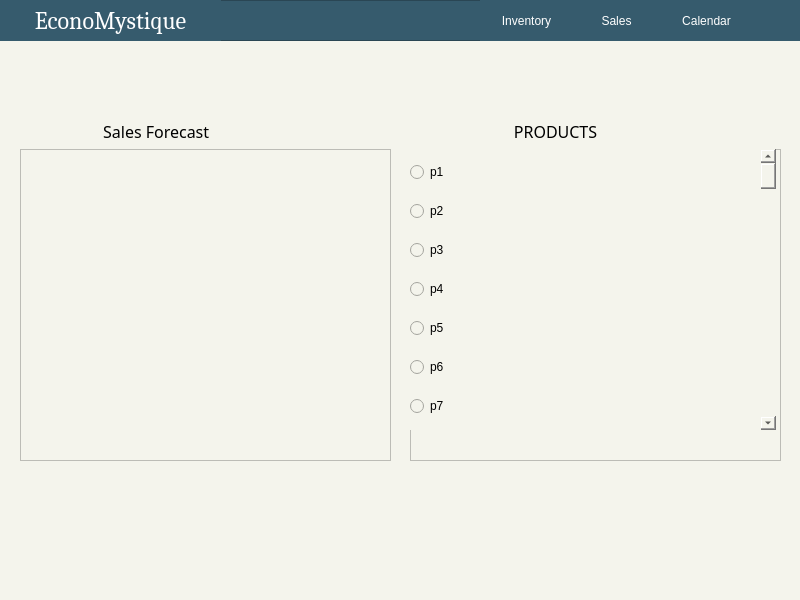
This is salesForecast.ui in ongchangco/Economystique2 as Qt 5 draws it before an edit. The edited form follows.
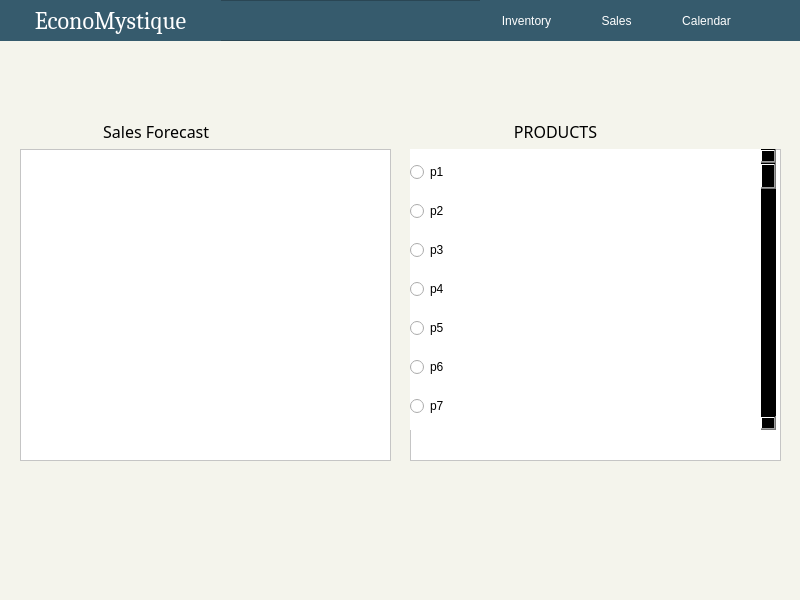
This is the edited form. Icons and pictures are not drawn.

Commit message: replaced windows as widgets

```diff
--- a/salesForecast.ui
+++ b/salesForecast.ui
@@ -1,7 +1,7 @@
 <?xml version="1.0" encoding="UTF-8"?>
 <ui version="4.0">
  <class>SalesForecast</class>
- <widget class="QMainWindow" name="SalesForecast">
+ <widget class="QWidget" name="SalesForecast">
   <property name="geometry">
    <rect>
     <x>0</x>
@@ -10,421 +10,6 @@
     <height>600</height>
    </rect>
   </property>
-  <property name="palette">
-   <palette>
-    <active>
-     <colorrole role="WindowText">
-      <brush brushstyle="SolidPattern">
-       <color alpha="255">
-        <red>0</red>
-        <green>0</green>
-        <blue>0</blue>
-       </color>
-      </brush>
-     </colorrole>
-     <colorrole role="Button">
-      <brush brushstyle="SolidPattern">
-       <color alpha="255">
-        <red>244</red>
-        <green>244</green>
-        <blue>236</blue>
-       </color>
-      </brush>
-     </colorrole>
-     <colorrole role="Light">
-      <brush brushstyle="SolidPattern">
-       <color alpha="255">
-        <red>255</red>
-        <green>255</green>
-        <blue>255</blue>
-       </color>
-      </brush>
-     </colorrole>
-     <colorrole role="Midlight">
-      <brush brushstyle="SolidPattern">
-       <color alpha="255">
-        <red>251</red>
-        <green>249</green>
-        <blue>247</blue>
-       </color>
-      </brush>
-     </colorrole>
-     <colorrole role="Dark">
-      <brush brushstyle="SolidPattern">
-       <color alpha="255">
-        <red>123</red>
-        <green>122</green>
-        <blue>119</blue>
-       </color>
-      </brush>
-     </colorrole>
-     <colorrole role="Mid">
-      <brush brushstyle="SolidPattern">
-       <color alpha="255">
-        <red>165</red>
-        <green>163</green>
-        <blue>159</blue>
-       </color>
-      </brush>
-     </colorrole>
-     <colorrole role="Text">
-      <brush brushstyle="SolidPattern">
-       <color alpha="255">
-        <red>0</red>
-        <green>0</green>
-        <blue>0</blue>
-       </color>
-      </brush>
-     </colorrole>
-     <colorrole role="BrightText">
-      <brush brushstyle="SolidPattern">
-       <color alpha="255">
-        <red>255</red>
-        <green>255</green>
-        <blue>255</blue>
-       </color>
-      </brush>
-     </colorrole>
-     <colorrole role="ButtonText">
-      <brush brushstyle="SolidPattern">
-       <color alpha="255">
-        <red>0</red>
-        <green>0</green>
-        <blue>0</blue>
-       </color>
-      </brush>
-     </colorrole>
-     <colorrole role="Base">
-      <brush brushstyle="SolidPattern">
-       <color alpha="255">
-        <red>244</red>
-        <green>244</green>
-        <blue>236</blue>
-       </color>
-      </brush>
-     </colorrole>
-     <colorrole role="Window">
-      <brush brushstyle="SolidPattern">
-       <color alpha="255">
-        <red>244</red>
-        <green>244</green>
-        <blue>236</blue>
-       </color>
-      </brush>
-     </colorrole>
-     <colorrole role="Shadow">
-      <brush brushstyle="SolidPattern">
-       <color alpha="255">
-        <red>0</red>
-        <green>0</green>
-        <blue>0</blue>
-       </color>
-      </brush>
-     </colorrole>
-     <colorrole role="AlternateBase">
-      <brush brushstyle="SolidPattern">
-       <color alpha="255">
-        <red>251</red>
-        <green>249</green>
-        <blue>247</blue>
-       </color>
-      </brush>
-     </colorrole>
-     <colorrole role="ToolTipBase">
-      <brush brushstyle="SolidPattern">
-       <color alpha="255">
-        <red>255</red>
-        <green>255</green>
-        <blue>220</blue>
-       </color>
-      </brush>
-     </colorrole>
-     <colorrole role="ToolTipText">
-      <brush brushstyle="SolidPattern">
-       <color alpha="255">
-        <red>0</red>
-        <green>0</green>
-        <blue>0</blue>
-       </color>
-      </brush>
-     </colorrole>
-    </active>
-    <inactive>
-     <colorrole role="WindowText">
-      <brush brushstyle="SolidPattern">
-       <color alpha="255">
-        <red>0</red>
-        <green>0</green>
-        <blue>0</blue>
-       </color>
-      </brush>
-     </colorrole>
-     <colorrole role="Button">
-      <brush brushstyle="SolidPattern">
-       <color alpha="255">
-        <red>244</red>
-        <green>244</green>
-        <blue>236</blue>
-       </color>
-      </brush>
-     </colorrole>
-     <colorrole role="Light">
-      <brush brushstyle="SolidPattern">
-       <color alpha="255">
-        <red>255</red>
-        <green>255</green>
-        <blue>255</blue>
-       </color>
-      </brush>
-     </colorrole>
-     <colorrole role="Midlight">
-      <brush brushstyle="SolidPattern">
-       <color alpha="255">
-        <red>251</red>
-        <green>249</green>
-        <blue>247</blue>
-       </color>
-      </brush>
-     </colorrole>
-     <colorrole role="Dark">
-      <brush brushstyle="SolidPattern">
-       <color alpha="255">
-        <red>123</red>
-        <green>122</green>
-        <blue>119</blue>
-       </color>
-      </brush>
-     </colorrole>
-     <colorrole role="Mid">
-      <brush brushstyle="SolidPattern">
-       <color alpha="255">
-        <red>165</red>
-        <green>163</green>
-        <blue>159</blue>
-       </color>
-      </brush>
-     </colorrole>
-     <colorrole role="Text">
-      <brush brushstyle="SolidPattern">
-       <color alpha="255">
-        <red>0</red>
-        <green>0</green>
-        <blue>0</blue>
-       </color>
-      </brush>
-     </colorrole>
-     <colorrole role="BrightText">
-      <brush brushstyle="SolidPattern">
-       <color alpha="255">
-        <red>255</red>
-        <green>255</green>
-        <blue>255</blue>
-       </color>
-      </brush>
-     </colorrole>
-     <colorrole role="ButtonText">
-      <brush brushstyle="SolidPattern">
-       <color alpha="255">
-        <red>0</red>
-        <green>0</green>
-        <blue>0</blue>
-       </color>
-      </brush>
-     </colorrole>
-     <colorrole role="Base">
-      <brush brushstyle="SolidPattern">
-       <color alpha="255">
-        <red>244</red>
-        <green>244</green>
-        <blue>236</blue>
-       </color>
-      </brush>
-     </colorrole>
-     <colorrole role="Window">
-      <brush brushstyle="SolidPattern">
-       <color alpha="255">
-        <red>244</red>
-        <green>244</green>
-        <blue>236</blue>
-       </color>
-      </brush>
-     </colorrole>
-     <colorrole role="Shadow">
-      <brush brushstyle="SolidPattern">
-       <color alpha="255">
-        <red>0</red>
-        <green>0</green>
-        <blue>0</blue>
-       </color>
-      </brush>
-     </colorrole>
-     <colorrole role="AlternateBase">
-      <brush brushstyle="SolidPattern">
-       <color alpha="255">
-        <red>251</red>
-        <green>249</green>
-        <blue>247</blue>
-       </color>
-      </brush>
-     </colorrole>
-     <colorrole role="ToolTipBase">
-      <brush brushstyle="SolidPattern">
-       <color alpha="255">
-        <red>255</red>
-        <green>255</green>
-        <blue>220</blue>
-       </color>
-      </brush>
-     </colorrole>
-     <colorrole role="ToolTipText">
-      <brush brushstyle="SolidPattern">
-       <color alpha="255">
-        <red>0</red>
-        <green>0</green>
-        <blue>0</blue>
-       </color>
-      </brush>
-     </colorrole>
-    </inactive>
-    <disabled>
-     <colorrole role="WindowText">
-      <brush brushstyle="SolidPattern">
-       <color alpha="255">
-        <red>0</red>
-        <green>0</green>
-        <blue>0</blue>
-       </color>
-      </brush>
-     </colorrole>
-     <colorrole role="Button">
-      <brush brushstyle="SolidPattern">
-       <color alpha="255">
-        <red>244</red>
-        <green>244</green>
-        <blue>236</blue>
-       </color>
-      </brush>
-     </colorrole>
-     <colorrole role="Light">
-      <brush brushstyle="SolidPattern">
-       <color alpha="255">
-        <red>255</red>
-        <green>255</green>
-        <blue>255</blue>
-       </color>
-      </brush>
-     </colorrole>
-     <colorrole role="Midlight">
-      <brush brushstyle="SolidPattern">
-       <color alpha="255">
-        <red>251</red>
-        <green>249</green>
-        <blue>247</blue>
-       </color>
-      </brush>
-     </colorrole>
-     <colorrole role="Dark">
-      <brush brushstyle="SolidPattern">
-       <color alpha="255">
-        <red>123</red>
-        <green>122</green>
-        <blue>119</blue>
-       </color>
-      </brush>
-     </colorrole>
-     <colorrole role="Mid">
-      <brush brushstyle="SolidPattern">
-       <color alpha="255">
-        <red>165</red>
-        <green>163</green>
-        <blue>159</blue>
-       </color>
-      </brush>
-     </colorrole>
-     <colorrole role="Text">
-      <brush brushstyle="SolidPattern">
-       <color alpha="255">
-        <red>0</red>
-        <green>0</green>
-        <blue>0</blue>
-       </color>
-      </brush>
-     </colorrole>
-     <colorrole role="BrightText">
-      <brush brushstyle="SolidPattern">
-       <color alpha="255">
-        <red>255</red>
-        <green>255</green>
-        <blue>255</blue>
-       </color>
-      </brush>
-     </colorrole>
-     <colorrole role="ButtonText">
-      <brush brushstyle="SolidPattern">
-       <color alpha="255">
-        <red>0</red>
-        <green>0</green>
-        <blue>0</blue>
-       </color>
-      </brush>
-     </colorrole>
-     <colorrole role="Base">
-      <brush brushstyle="SolidPattern">
-       <color alpha="255">
-        <red>244</red>
-        <green>244</green>
-        <blue>236</blue>
-       </color>
-      </brush>
-     </colorrole>
-     <colorrole role="Window">
-      <brush brushstyle="SolidPattern">
-       <color alpha="255">
-        <red>244</red>
-        <green>244</green>
-        <blue>236</blue>
-       </color>
-      </brush>
-     </colorrole>
-     <colorrole role="Shadow">
-      <brush brushstyle="SolidPattern">
-       <color alpha="255">
-        <red>0</red>
-        <green>0</green>
-        <blue>0</blue>
-       </color>
-      </brush>
-     </colorrole>
-     <colorrole role="AlternateBase">
-      <brush brushstyle="SolidPattern">
-       <color alpha="255">
-        <red>247</red>
-        <green>244</green>
-        <blue>239</blue>
-       </color>
-      </brush>
-     </colorrole>
-     <colorrole role="ToolTipBase">
-      <brush brushstyle="SolidPattern">
-       <color alpha="255">
-        <red>255</red>
-        <green>255</green>
-        <blue>220</blue>
-       </color>
-      </brush>
-     </colorrole>
-     <colorrole role="ToolTipText">
-      <brush brushstyle="SolidPattern">
-       <color alpha="255">
-        <red>0</red>
-        <green>0</green>
-        <blue>0</blue>
-       </color>
-      </brush>
-     </colorrole>
-    </disabled>
-   </palette>
-  </property>
   <property name="windowTitle">
    <string>EconoMystique</string>
   </property>
@@ -438,144 +23,6 @@
 color: black;
 </string>
   </property>
-  <widget class="QWidget" name="centralwidget">
-   <widget class="QWidget" name="verticalLayoutWidget_2">
-    <property name="geometry">
-     <rect>
-      <x>410</x>
-      <y>120</y>
-      <width>371</width>
-      <height>341</height>
-     </rect>
-    </property>
-    <layout class="QVBoxLayout" name="verticalLayout_2" stretch="0,3">
-     <item>
-      <widget class="QLabel" name="productsLabel">
-       <property name="font">
-        <font>
-         <family>Sans Serif Collection</family>
-         <pointsize>12</pointsize>
-        </font>
-       </property>
-       <property name="text">
-        <string>                         PRODUCTS</string>
-       </property>
-      </widget>
-     </item>
-     <item>
-      <widget class="QFrame" name="frame">
-       <property name="frameShape">
-        <enum>QFrame::StyledPanel</enum>
-       </property>
-       <property name="frameShadow">
-        <enum>QFrame::Raised</enum>
-       </property>
-       <widget class="QScrollBar" name="verticalScrollBar">
-        <property name="geometry">
-         <rect>
-          <x>350</x>
-          <y>0</y>
-          <width>16</width>
-          <height>281</height>
-         </rect>
-        </property>
-        <property name="orientation">
-         <enum>Qt::Vertical</enum>
-        </property>
-       </widget>
-       <widget class="QWidget" name="verticalLayoutWidget">
-        <property name="geometry">
-         <rect>
-          <x>0</x>
-          <y>0</y>
-          <width>351</width>
-          <height>281</height>
-         </rect>
-        </property>
-        <layout class="QVBoxLayout" name="verticalLayout">
-         <item>
-          <widget class="QRadioButton" name="radioButton">
-           <property name="text">
-            <string>p1</string>
-           </property>
-          </widget>
-         </item>
-         <item>
-          <widget class="QRadioButton" name="radioButton_2">
-           <property name="text">
-            <string>p2</string>
-           </property>
-          </widget>
-         </item>
-         <item>
-          <widget class="QRadioButton" name="radioButton_3">
-           <property name="text">
-            <string>p3</string>
-           </property>
-          </widget>
-         </item>
-         <item>
-          <widget class="QRadioButton" name="radioButton_4">
-           <property name="text">
-            <string>p4</string>
-           </property>
-          </widget>
-         </item>
-         <item>
-          <widget class="QRadioButton" name="radioButton_5">
-           <property name="text">
-            <string>p5</string>
-           </property>
-          </widget>
-         </item>
-         <item>
-          <widget class="QRadioButton" name="radioButton_6">
-           <property name="text">
-            <string>p6</string>
-           </property>
-          </widget>
-         </item>
-         <item>
-          <widget class="QRadioButton" name="radioButton_7">
-           <property name="text">
-            <string>p7</string>
-           </property>
-          </widget>
-         </item>
-        </layout>
-       </widget>
-      </widget>
-     </item>
-    </layout>
-   </widget>
-   <widget class="QWidget" name="verticalLayoutWidget_3">
-    <property name="geometry">
-     <rect>
-      <x>20</x>
-      <y>120</y>
-      <width>371</width>
-      <height>341</height>
-     </rect>
-    </property>
-    <layout class="QVBoxLayout" name="verticalLayout_3">
-     <item>
-      <widget class="QLabel" name="label">
-       <property name="font">
-        <font>
-         <family>Sans Serif Collection</family>
-         <pointsize>12</pointsize>
-        </font>
-       </property>
-       <property name="text">
-        <string>                    Sales Forecast</string>
-       </property>
-      </widget>
-     </item>
-     <item>
-      <widget class="QListView" name="listView"/>
-     </item>
-    </layout>
-   </widget>
    <widget class="QFrame" name="frame_2">
     <property name="geometry">
      <rect>
@@ -770,8 +217,154 @@
      </property>
     </widget>
    </widget>
-  </widget>
-  <widget class="QStatusBar" name="statusbar"/>
+  <widget class="QWidget" name="verticalLayoutWidget_3">
+   <property name="geometry">
+    <rect>
+     <x>20</x>
+     <y>120</y>
+     <width>371</width>
+     <height>341</height>
+    </rect>
+   </property>
+   <layout class="QVBoxLayout" name="verticalLayout_3">
+    <item>
+     <widget class="QLabel" name="label">
+      <property name="font">
+       <font>
+        <family>Sans Serif Collection</family>
+        <pointsize>12</pointsize>
+       </font>
+      </property>
+      <property name="text">
+       <string>                    Sales Forecast</string>
+      </property>
+     </widget>
+    </item>
+    <item>
+     <widget class="QListView" name="listView">
+      <property name="styleSheet">
+       <string notr="true">background-color: white;</string>
+      </property>
+     </widget>
+    </item>
+   </layout>
+  </widget>
+  <widget class="QWidget" name="verticalLayoutWidget_2">
+   <property name="geometry">
+    <rect>
+     <x>410</x>
+     <y>120</y>
+     <width>371</width>
+     <height>341</height>
+    </rect>
+   </property>
+   <layout class="QVBoxLayout" name="verticalLayout_2" stretch="0,3">
+    <item>
+     <widget class="QLabel" name="productsLabel">
+      <property name="font">
+       <font>
+        <family>Sans Serif Collection</family>
+        <pointsize>12</pointsize>
+       </font>
+      </property>
+      <property name="text">
+       <string>                         PRODUCTS</string>
+      </property>
+     </widget>
+    </item>
+    <item>
+     <widget class="QFrame" name="frame">
+      <property name="styleSheet">
+       <string notr="true">background-color: white;
+</string>
+      </property>
+      <property name="frameShape">
+       <enum>QFrame::StyledPanel</enum>
+      </property>
+      <property name="frameShadow">
+       <enum>QFrame::Raised</enum>
+      </property>
+      <widget class="QScrollBar" name="verticalScrollBar">
+       <property name="geometry">
+        <rect>
+         <x>350</x>
+         <y>0</y>
+         <width>16</width>
+         <height>281</height>
+        </rect>
+       </property>
+       <property name="styleSheet">
+        <string notr="true">background-color: black;</string>
+       </property>
+       <property name="orientation">
+        <enum>Qt::Vertical</enum>
+       </property>
+      </widget>
+      <widget class="QWidget" name="verticalLayoutWidget">
+       <property name="geometry">
+        <rect>
+         <x>0</x>
+         <y>0</y>
+         <width>351</width>
+         <height>281</height>
+        </rect>
+       </property>
+       <layout class="QVBoxLayout" name="verticalLayout">
+        <item>
+         <widget class="QRadioButton" name="radioButton">
+          <property name="text">
+           <string>p1</string>
+          </property>
+         </widget>
+        </item>
+        <item>
+         <widget class="QRadioButton" name="radioButton_2">
+          <property name="text">
+           <string>p2</string>
+          </property>
+         </widget>
+        </item>
+        <item>
+         <widget class="QRadioButton" name="radioButton_3">
+          <property name="text">
+           <string>p3</string>
+          </property>
+         </widget>
+        </item>
+        <item>
+         <widget class="QRadioButton" name="radioButton_4">
+          <property name="text">
+           <string>p4</string>
+          </property>
+         </widget>
+        </item>
+        <item>
+         <widget class="QRadioButton" name="radioButton_5">
+          <property name="text">
+           <string>p5</string>
+          </property>
+         </widget>
+        </item>
+        <item>
+         <widget class="QRadioButton" name="radioButton_6">
+          <property name="text">
+           <string>p6</string>
+          </property>
+         </widget>
+        </item>
+        <item>
+         <widget class="QRadioButton" name="radioButton_7">
+          <property name="text">
+           <string>p7</string>
+          </property>
+         </widget>
+        </item>
+       </layout>
+      </widget>
+     </widget>
+    </item>
+   </layout>
+  </widget>
  </widget>
  <resources/>
  <connections/>
```
Left out of the diff: 7 changed lines with no effect on the pictures. Lines whose indentation alone changed are shown as unchanged. The commit also changes 20 other files.
